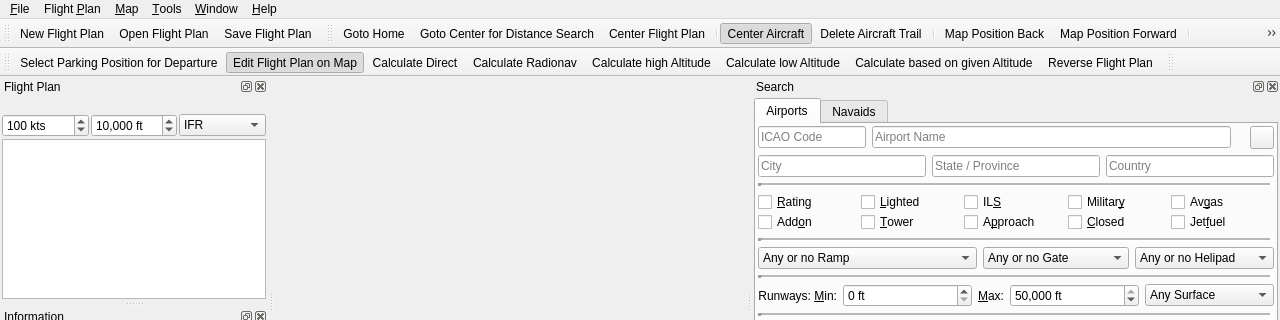
Before: the Qt Designer form src/gui/mainwindow.ui in albar965/littlenavmap, drawn with Qt 5; both pictures show x 0 to 1280 and y 0 to 320 of the 1280 by 768 pixel window.
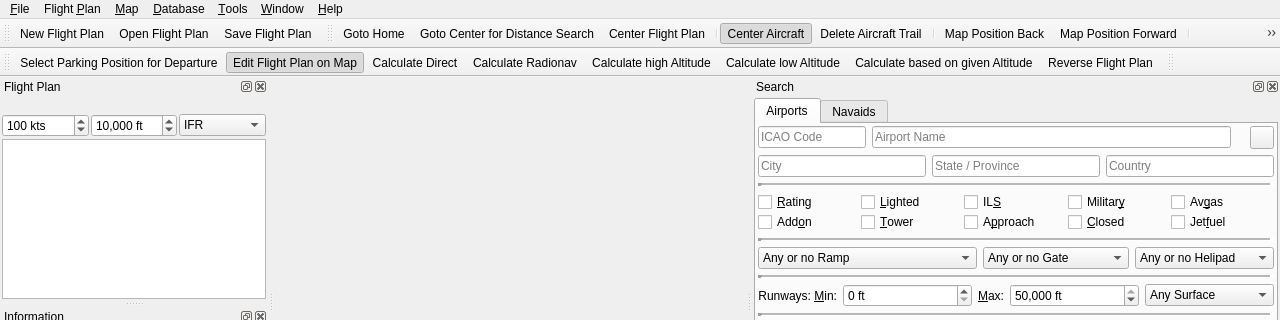
After: the same form once the commit is applied. Icons and pictures are not drawn.

Commit message: Moved getNearest from map widget to new class. Simplified saving and loading or markers. Fixed errors in database manager.

```diff
--- a/src/gui/mainwindow.ui
+++ b/src/gui/mainwindow.ui
@@ -144,9 +144,18 @@
     <addaction name="actionRouteCalcSetAlt"/>
     <addaction name="actionRouteReverse"/>
    </widget>
+   <widget class="QMenu" name="menuDatabase">
+    <property name="title">
+     <string>&amp;Database</string>
+    </property>
+    <addaction name="separator"/>
+    <addaction name="actionDatabaseFiles"/>
+    <addaction name="actionReloadScenery"/>
+   </widget>
    <addaction name="menuFile"/>
    <addaction name="menuRoute"/>
    <addaction name="menuMap"/>
+   <addaction name="menuDatabase"/>
    <addaction name="menuTools"/>
    <addaction name="menuView"/>
    <addaction name="menuHelp"/>
```
Left out of the diff: 3 changed lines with no effect on the pictures. The commit also changes 16 other files.
